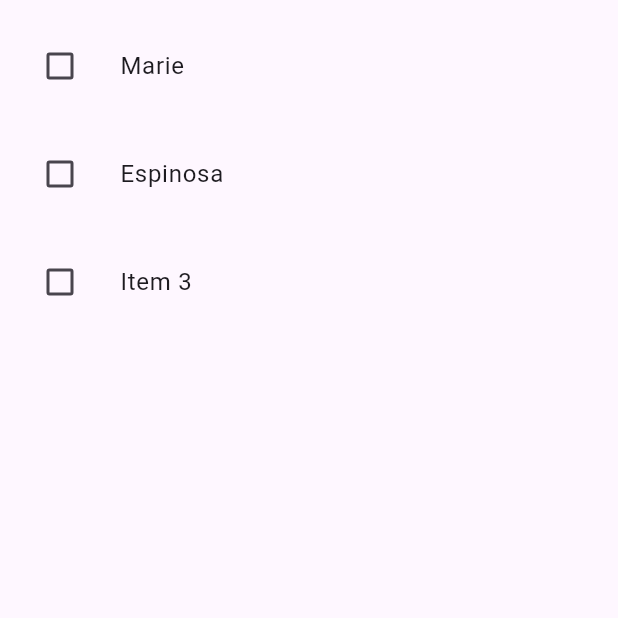
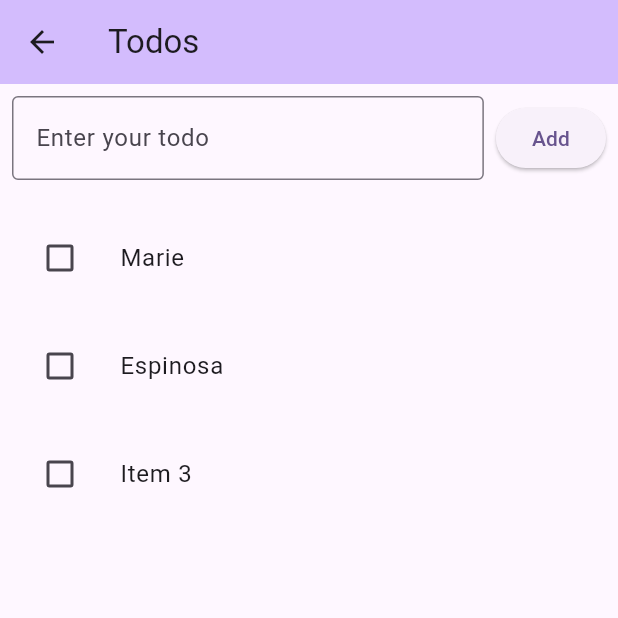
Before and after one commit to marieesss/flutter-todo-list, a Flutter app: the TodosPage screen opened directly, on a phone screen of 412 x 824 dp, the top half of it. Run offline on Flutter 3.47's test engine with Material 3 defaults, Android fonts, the phone set to English and light mode, and no system bars; our stand-ins replace firebase_core; accounts and stored records are empty.

Commit message:
input to add todo

```diff
--- a/lib/screens/todos/todos.dart
+++ b/lib/screens/todos/todos.dart
@@ -22,18 +22,58 @@ class _TodosPageState extends State<TodosPage> {
     ListItem(title: 'Item 3'),
   ];
 
+  String _newItemTitle = '';
+
   void _setAsDone(int index, bool? value) {
     setState(() {
       items[index].isDone = value ?? false;
     });
   }
 
+  void _addItem(String title) {
+    if (title.trim().isEmpty) return; // ignore si vide
+    setState(() {
+      items.add(ListItem(title: title));
+      _newItemTitle = '';
+    });
+  }
+
   @override
   Widget build(BuildContext context) {
     return Scaffold(
+      appBar: AppBar(
+        backgroundColor: Theme.of(context).colorScheme.inversePrimary,
+        title: const Text('Todos'),
+      ),
       body: Column(
-        mainAxisAlignment: MainAxisAlignment.center,
         children: <Widget>[
+          Padding(
+            padding: const EdgeInsets.all(8.0),
+            child: Row(
+              children: [
+                Expanded(
+                  child: TextField(
+                    decoration: const InputDecoration(
+                      border: OutlineInputBorder(),
+                      labelText: 'Enter your todo',
+                    ),
+                    onChanged: (text) {
+                      setState(() {
+                        _newItemTitle = text;
+                      });
+                    },
+                  ),
+                ),
+                const SizedBox(width: 8),
+                ElevatedButton(
+                  onPressed: () {
+                    _addItem(_newItemTitle);
+                  },
+                  child: const Text("Add"),
+                ),
+              ],
+            ),
+          ),
           Expanded(
             child: ListView.builder(
               padding: const EdgeInsets.all(8),
```
